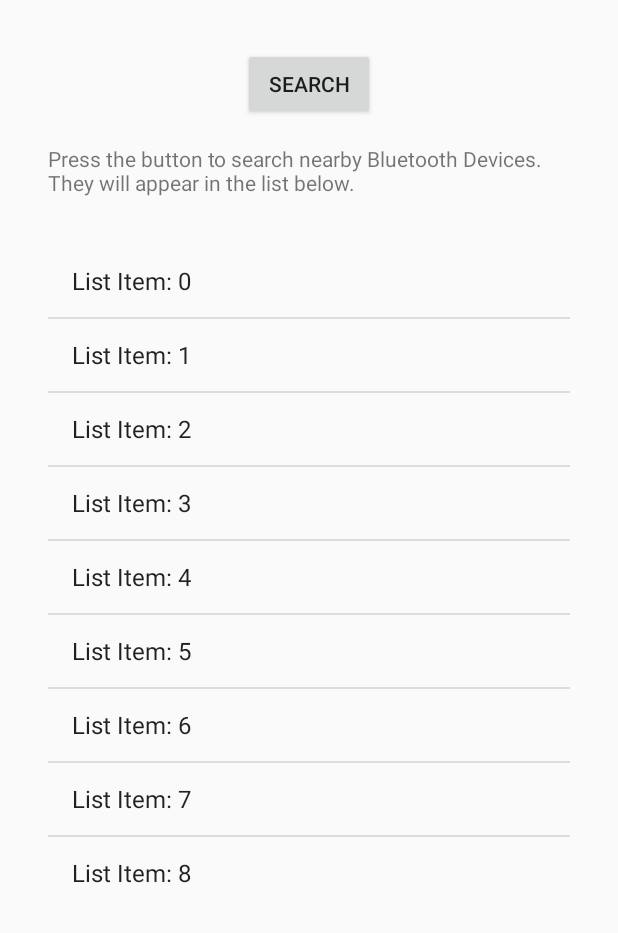
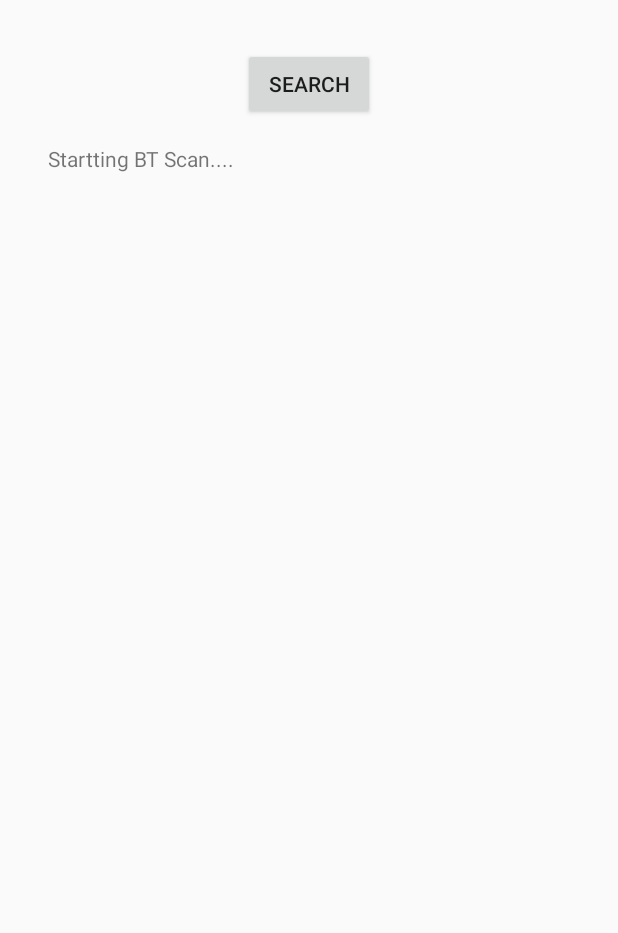
Before and after one commit to programCounter/Aesir-Android, an Android app: the screen it shows after launch (MainActivity), after a tap on "SEARCH", on a phone screen of 412 x 824 dp, the part 303-1236 px from its top. Run offline under Robolectric (Android 15) with nearby library versions, the phone set to English and light mode, and no system bars.

Commit message:
Bluetooth Device ID's Recognized and Displayed by App
-Shows address in textbox

```diff
--- a/app/build.gradle
+++ b/app/build.gradle
@@ -9,7 +9,7 @@ android {
     buildToolsVersion "29.0.0"
     defaultConfig {
         applicationId "com.example.aesir"
-        minSdkVersion 18
+        minSdkVersion 21
         targetSdkVersion 29
         versionCode 1
         versionName "1.0"
--- a/app/src/main/AndroidManifest.xml
+++ b/app/src/main/AndroidManifest.xml
@@ -6,6 +6,7 @@
     <uses-permission android:name="android.permission.BLUETOOTH" />
     <uses-permission android:name="android.permission.BLUETOOTH_ADMIN" />
     <uses-permission android:name="android.permission.ACCESS_COARSE_LOCATION" />
+    <uses-permission android:name="android.permission.ACCESS_FINE_LOCATION" />
 
     <!-- Features -->
     <uses-feature android:name="android.hardware.bluetooth_le" android:required="true"/>
--- a/app/src/main/java/com/example/aesir/MainActivity.kt
+++ b/app/src/main/java/com/example/aesir/MainActivity.kt
@@ -3,17 +3,19 @@ package com.example.aesir
 import android.app.Activity
 import android.bluetooth.BluetoothAdapter
 import android.bluetooth.BluetoothManager
+import android.bluetooth.le.ScanCallback
+import android.bluetooth.le.ScanResult
 import android.content.Context
 import android.content.Intent
 import androidx.appcompat.app.AppCompatActivity
 import android.os.Bundle
 import android.widget.*
+import kotlinx.android.synthetic.main.activity_main.*
 
 class MainActivity : AppCompatActivity() {
 
     //Global Variables
     private val requestEnableBt: Int = 0
-    var mScanning: Boolean = false
 
     override fun onCreate(savedInstanceState: Bundle?) {
         super.onCreate(savedInstanceState)
@@ -23,25 +25,15 @@ class MainActivity : AppCompatActivity() {
         val searchButton = findViewById<Button>(R.id.search)
         val deviceList: ListView = findViewById<ExpandableListView>(R.id.device_list)
 
-        //Init Local Variables
-        val arraySize = 100
-        val listItems = arrayOfNulls<String>(arraySize)
-
-        //Run Setup Functions and Logic for MainActivity
-        val adapterBt: BluetoothAdapter? = setUpBluetooth() //Only checks when app is first enabled... problem?
-
         searchButton.setOnClickListener{
             //Re-Direct the search button to the following function:
             findBluetoothDevices()
         }
 
         //Old Array Code:
-        for(i in 0 until arraySize){
-            listItems[i] = "List Item: $i"
-        }
         //Create and set simple adapter for listView
-        val adapter = ArrayAdapter(this, android.R.layout.simple_list_item_1, listItems)
-        deviceList.adapter = adapter
+        //val adapter = ArrayAdapter(this, android.R.layout.simple_list_item_1, listItems)
+        //deviceList.adapter = adapter
 
     }
 
@@ -67,9 +59,12 @@ class MainActivity : AppCompatActivity() {
     }
 
 
-    fun setUpBluetooth(): BluetoothAdapter? {
+    fun findBluetoothDevices(){
+        //Scan for devices (limited to kitkat or above, need older API for lower)
+        showToast("Checking that Bluetooth is Enabled.")
+
         //Get the Bluetooth Adapter
-        val bluetoothAdapter: BluetoothAdapter? by lazy(LazyThreadSafetyMode.NONE) {
+        val mBluetoothAdapter: BluetoothAdapter? by lazy(LazyThreadSafetyMode.NONE) {
             val bluetoothManager = getSystemService(Context.BLUETOOTH_SERVICE) as BluetoothManager
             bluetoothManager.adapter
         }
@@ -77,18 +72,44 @@ class MainActivity : AppCompatActivity() {
         //Enable Bluetooth
         //If Bluetooth is available on the device but not enabled,
         //a dialog will open for the user to enable Bluetooth
-        bluetoothAdapter?.takeIf { !it.isEnabled }?.apply {
+        mBluetoothAdapter?.takeIf { !it.isEnabled }?.apply {
             val enableBtIntent = Intent(BluetoothAdapter.ACTION_REQUEST_ENABLE)
             startActivityForResult(enableBtIntent, requestEnableBt)
         }
 
-        return bluetoothAdapter
+        //Get and instance of the Bluetooth Low Energy Scanner
+        val mScanner = mBluetoothAdapter?.bluetoothLeScanner
 
+        //Stop previous scan if any
+        mScanner?.stopScan(MCallBack())
+
+        //showToast(mBluetoothAdapter.address.toString())
+        textView.text = "Startting BT Scan...."
+        mScanner?.startScan(MCallBack())
+        //mScanner?.stopScan(MCallBack())
+        //mScanner?.flushPendingScanResults(MCallBack())
     }
 
 
-    fun findBluetoothDevices(){
-        //Scan for devices (limited to kitkat or above, need older API for lower)
-        showToast("Searching for Bluetooth LE Devices...")
+    inner class MCallBack: ScanCallback(){
+        override fun onScanResult(callbackType: Int, result: ScanResult?) {
+            super.onScanResult(callbackType, result)
+
+            textView.text = result?.device?.address
+        }
+
+        override fun onScanFailed(errorCode: Int) {
+            super.onScanFailed(errorCode)
+
+            textView.text = "Scan FAIL"
+        }
+
+        override fun onBatchScanResults(results: MutableList<ScanResult>?) {
+            super.onBatchScanResults(results)
+
+            textView.text = "Fuck me Scan"
+        }
     }
+
+
 }
--- a/app/src/main/res/values/styles.xml
+++ b/app/src/main/res/values/styles.xml
@@ -1,7 +1,7 @@
 <resources>
 
     <!-- Base application theme. -->
-    <style name="AppTheme" parent="Theme.AppCompat.Light.DarkActionBar">
+    <style name="AppTheme" parent="Theme.AppCompat.DayNight.DarkActionBar">
         <!-- Customize your theme here. -->
         <item name="colorPrimary">@color/colorPrimary</item>
         <item name="colorPrimaryDark">@color/colorPrimaryDark</item>
```
